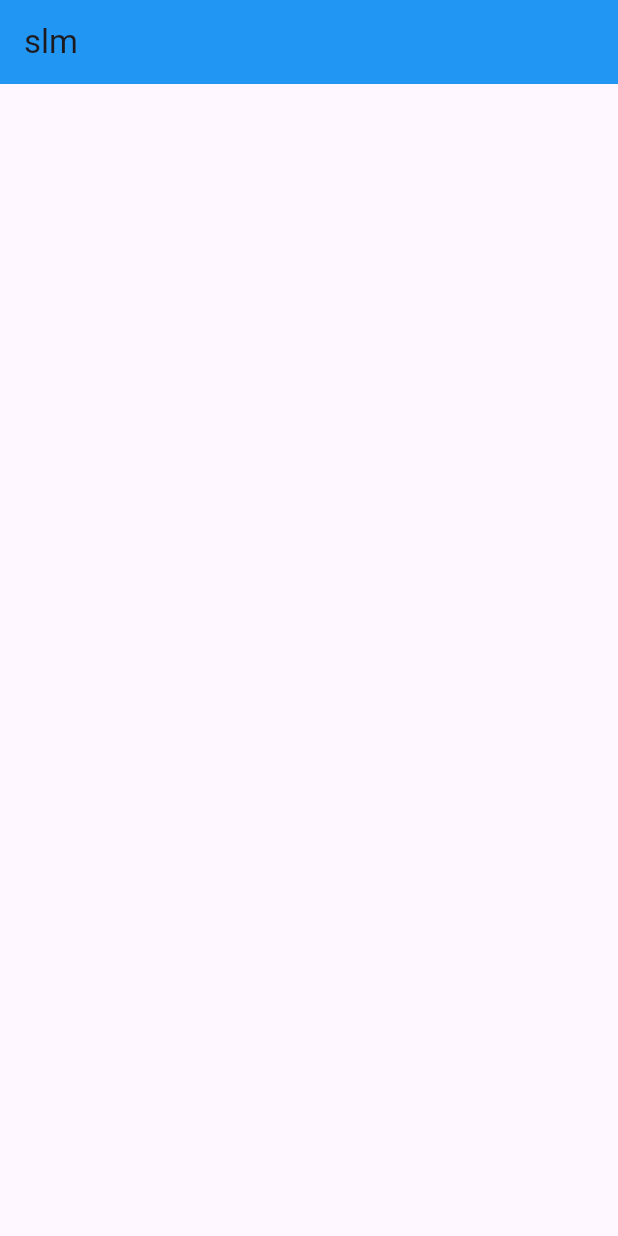
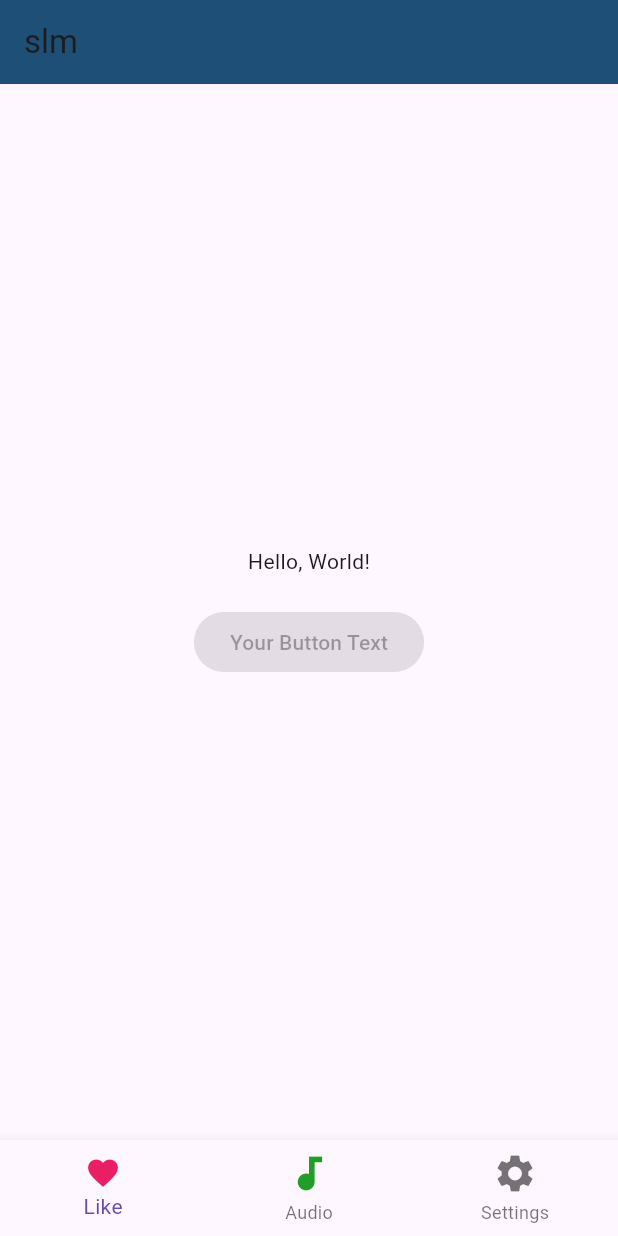
Before and after one commit to imadselka/flutterApp, a Flutter app: the screen it shows after launch, on a phone screen of 412 x 824 dp. Run offline on Flutter 3.47's test engine with Material 3 defaults, Android fonts, the phone set to English and light mode, and no system bars.

Commit message:
feat:  add 3 buttons on bottom navigation bar besides that there is a text and  a button on center of the body

```diff
--- a/lib/main.dart
+++ b/lib/main.dart
@@ -14,8 +14,52 @@ class MyApp extends StatelessWidget {
           false, // to remove debug banner so annoying !!!
       home: Scaffold(
         appBar: AppBar(
-          title: Text('slm'),
-          backgroundColor: Colors.blue,
+          title: const Text('slm'),
+          backgroundColor: const Color.fromARGB(255, 29, 79, 119),
+        ),
+        body: const Center(
+          child: Column(
+            mainAxisAlignment: MainAxisAlignment.center,
+            children: [
+              Text('Hello, World!'),
+              SizedBox(
+                  height:
+                      20), // Optional: Add some space between text and button
+              ElevatedButton(
+                onPressed: null,
+                child: Text('Your Button Text'),
+              ),
+            ],
+          ),
+        ),
+        bottomNavigationBar: BottomNavigationBar(
+          items: const [
+            BottomNavigationBarItem(
+              label: 'Like',
+              icon: Icon(
+                Icons.favorite,
+                color: Colors.pink,
+                size: 24.0,
+                semanticLabel: 'Text to announce in accessibility modes',
+              ),
+            ),
+            BottomNavigationBarItem(
+              label: 'Audio',
+              icon: Icon(
+                Icons.audiotrack,
+                color: Color.fromARGB(255, 33, 158, 37),
+                size: 30.0,
+                semanticLabel: 'Audio track',
+              ),
+            ),
+            BottomNavigationBarItem(
+                label: 'Settings',
+                icon: Icon(
+                  Icons.settings,
+                  size: 30.0,
+                  semanticLabel: 'Settings',
+                ))
+          ],
         ),
       ),
     );
```
